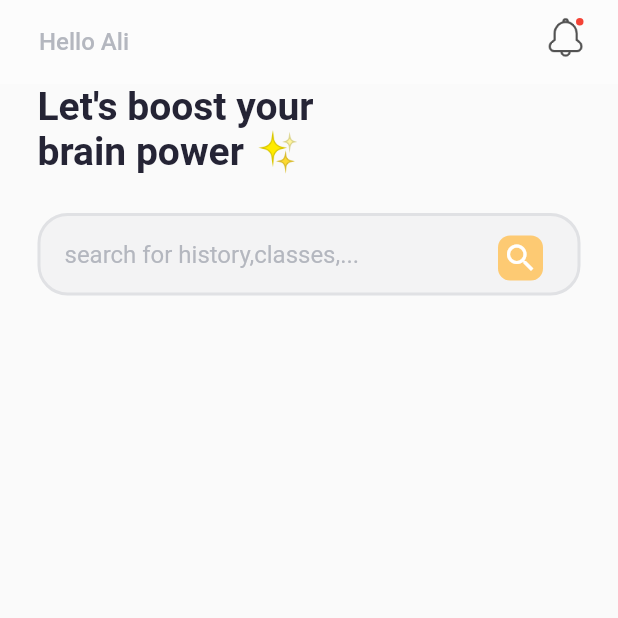
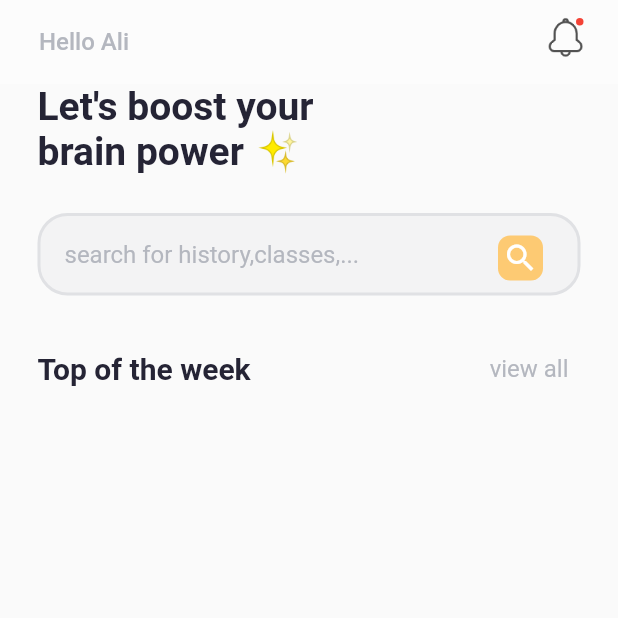
Before and after one commit to alikazemidev/E_learning_app_ui, a Flutter app: the screen it shows after launch, on a phone screen of 412 x 824 dp, the top half of it. Run offline on Flutter 3.47's test engine with Material 2 defaults, Android fonts, the phone set to English and light mode, and no system bars.

Commit message:
add category title widget

```diff
--- a/lib/main.dart
+++ b/lib/main.dart
@@ -24,6 +24,15 @@ class MyApp extends StatelessWidget {
           fontSize: 26,
           fontWeight: FontWeight.bold,
         ),
+        bodyMedium: TextStyle(
+          color: kFontColor,
+          fontSize: 20,
+          fontWeight: FontWeight.bold,
+        ),
+        bodySmall: TextStyle(
+          color: kFontLightColor,
+          fontSize: 16,
+          ),
       )),
       home: HomePage(),
     );
--- a/lib/screens/home_screen.dart
+++ b/lib/screens/home_screen.dart
@@ -1,4 +1,5 @@
 import 'package:e_learning_app/constants/colors.dart';
+import 'package:e_learning_app/widgets/category_title.dart';
 import 'package:e_learning_app/widgets/emoji_text.dart';
 import 'package:e_learning_app/widgets/search_input.dart';
 import 'package:flutter/material.dart';
@@ -17,6 +18,10 @@ class HomePage extends StatelessWidget {
           children: [
             EmojiText(),
             SearchInput(),
+            CategoryTitle(
+              leftText: 'Top of the week',
+              rightText: 'view all',
+            ),
           ],
         ),
       ),
--- /dev/null
+++ b/lib/widgets/category_title.dart
@@ -0,0 +1,36 @@
+import 'package:flutter/material.dart';
+
+class CategoryTitle extends StatelessWidget {
+  final String leftText;
+  final String rightText;
+
+  const CategoryTitle({
+    super.key,
+    required this.leftText,
+    required this.rightText,
+  });
+
+  @override
+  Widget build(BuildContext context) {
+    var textStyle = Theme.of(context).textTheme;
+    return Container(
+      margin: EdgeInsets.symmetric(horizontal: 25),
+      child: Row(
+        mainAxisAlignment: MainAxisAlignment.spaceBetween,
+        children: [
+          Text(
+            leftText,
+            style: textStyle.bodyMedium,
+          ),
+          TextButton(
+            onPressed: () {},
+            child: Text(
+              rightText,
+              style: textStyle.bodySmall,
+            ),
+          )
+        ],
+      ),
+    );
+  }
+}
```
